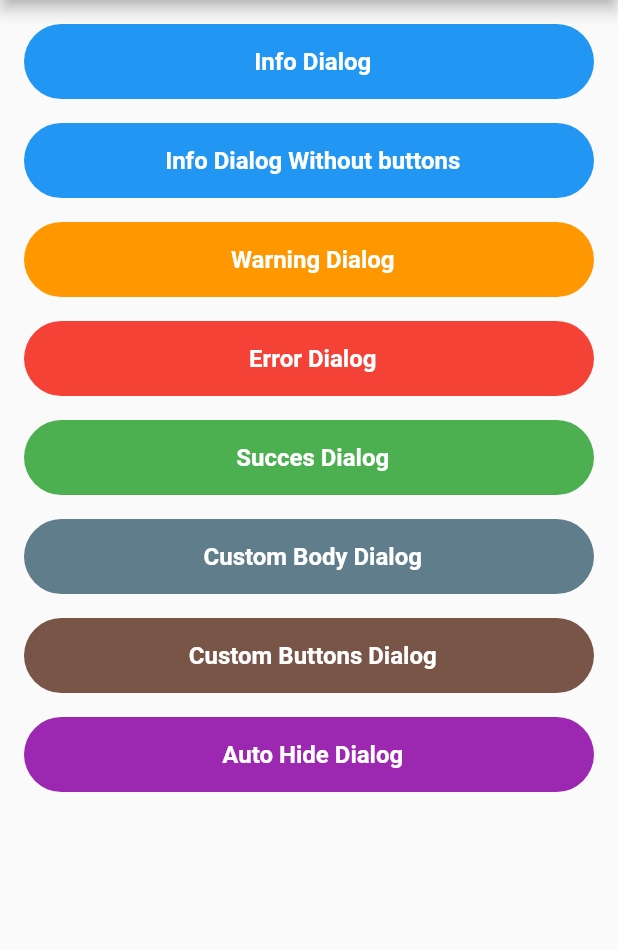
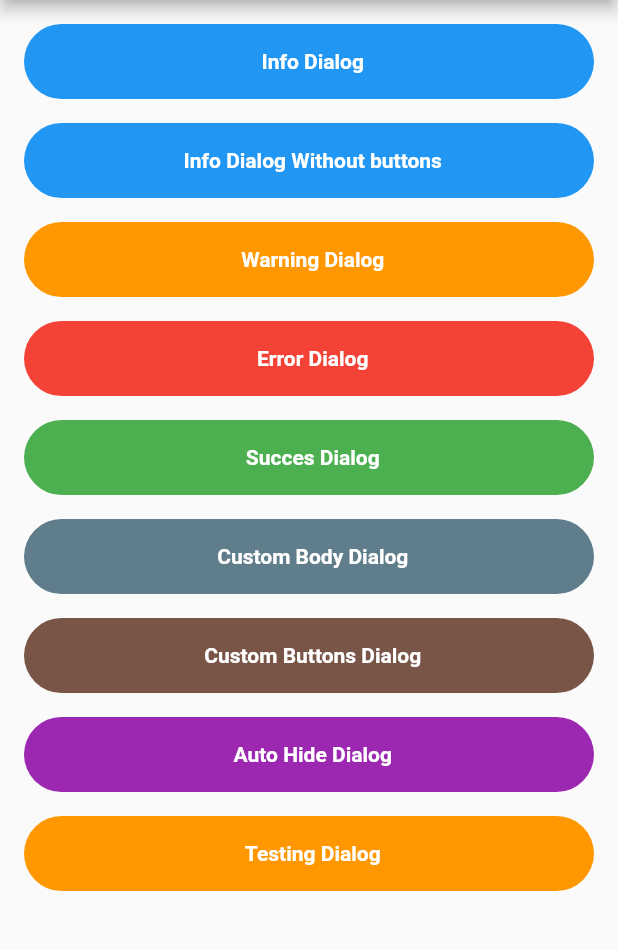
Before and after one commit to marcos930807/awesomeDialogs, a Flutter app: the screen it shows after launch, on a phone screen of 412 x 824 dp, the part 84-1034 px from its top. Run offline on Flutter 3.47's test engine with Material 2 defaults, Android fonts, the phone set to English and light mode, and no system bars; our stand-ins replace flare_flutter, simple_animations.

Commit message:
Enhanced gap between title and desc. Gave padding to action button and added an attribute for fixedHeight

```diff
--- a/example/lib/main.dart
+++ b/example/lib/main.dart
@@ -199,6 +199,28 @@ class _HomePageState extends State<HomePage> {
                   )..show();
                 },
               ),
+              SizedBox(
+                height: 16,
+              ),
+              AnimatedButton(
+                text: 'Testing Dialog',
+                color: Colors.orange,
+                pressEvent: () {
+                  AwesomeDialog(
+                    context: context,
+                    dialogType: DialogType.WARNING,
+                    animType: AnimType.BOTTOMSLIDE,
+                    btnCancelText: "Cancel Order",
+                    btnOkText: "Yes, I will pay",
+                    tittle: 'Continue to pay?',
+                    padding: const EdgeInsets.all(16.0),
+                    desc:
+                        'Please confirm that you will pay 3000 INR within 30 mins. Creating orders without paying will create penalty charges, and your account may be disabled.',
+                    btnCancelOnPress: () {},
+                    btnOkOnPress: () {},
+                  ).show();
+                },
+              ),
             ],
           ),
         )));
--- a/lib/awesome_dialog.dart
+++ b/lib/awesome_dialog.dart
@@ -167,6 +167,7 @@ class AwesomeDialog {
       );
 
   Widget get _buildFancyButtonOk => AnimatedButton(
+        isFixedHeight: false,
         pressEvent: () {
           Navigator.of(context, rootNavigator: useRootNavigator).pop();
           btnOkOnPress();
@@ -177,6 +178,7 @@ class AwesomeDialog {
       );
 
   Widget get _buildFancyButtonCancel => AnimatedButton(
+        isFixedHeight: false,
         pressEvent: () {
           Navigator.of(context, rootNavigator: useRootNavigator).pop();
           btnCancelOnPress();
--- a/lib/src/animated_button.dart
+++ b/lib/src/animated_button.dart
@@ -6,6 +6,7 @@ class AnimatedButton extends StatefulWidget {
   final String text;
   final IconData icon;
   final double width;
+  final bool isFixedHeight;
   final Color color;
 
   const AnimatedButton(
@@ -13,6 +14,7 @@ class AnimatedButton extends StatefulWidget {
       this.text,
       this.icon,
       this.color,
+      this.isFixedHeight = true,
       this.width = double.infinity});
   @override
   _AnimatedButtonState createState() => _AnimatedButtonState();
@@ -65,8 +67,9 @@ class _AnimatedButtonState extends State<AnimatedButton> with AnimationMixin {
   }
 
   Widget get _animatedButtonUI => Container(
-        height: 50,
+        height: widget.isFixedHeight ? 50.0 : null,
         width: widget.width,
+        padding: const EdgeInsets.all(8.0),
         decoration: BoxDecoration(
             borderRadius: BorderRadius.all(Radius.circular(100)),
             color: widget.color ?? Theme.of(context).primaryColor),
@@ -89,12 +92,12 @@ class _AnimatedButtonState extends State<AnimatedButton> with AnimationMixin {
               fit: FlexFit.loose,
               child: Text(
                 '${widget.text}',
-                maxLines: 1,
+                // maxLines: 1,
                 textAlign: TextAlign.center,
                 style: TextStyle(
                     color: Colors.white,
                     fontWeight: FontWeight.w700,
-                    fontSize: 16),
+                    fontSize: 14),
               ),
             ),
           ],
--- a/lib/src/vertical_stack_header_dialog.dart
+++ b/lib/src/vertical_stack_header_dialog.dart
@@ -60,7 +60,7 @@ class VerticalStackDialog extends StatelessWidget {
                               style: Theme.of(context).textTheme.headline6,
                             ),
                             SizedBox(
-                              height: 5.0,
+                              height: 10.0,
                             ),
                             Flexible(
                               fit: FlexFit.loose,
```
Also changed, not shown: 2 other files.
